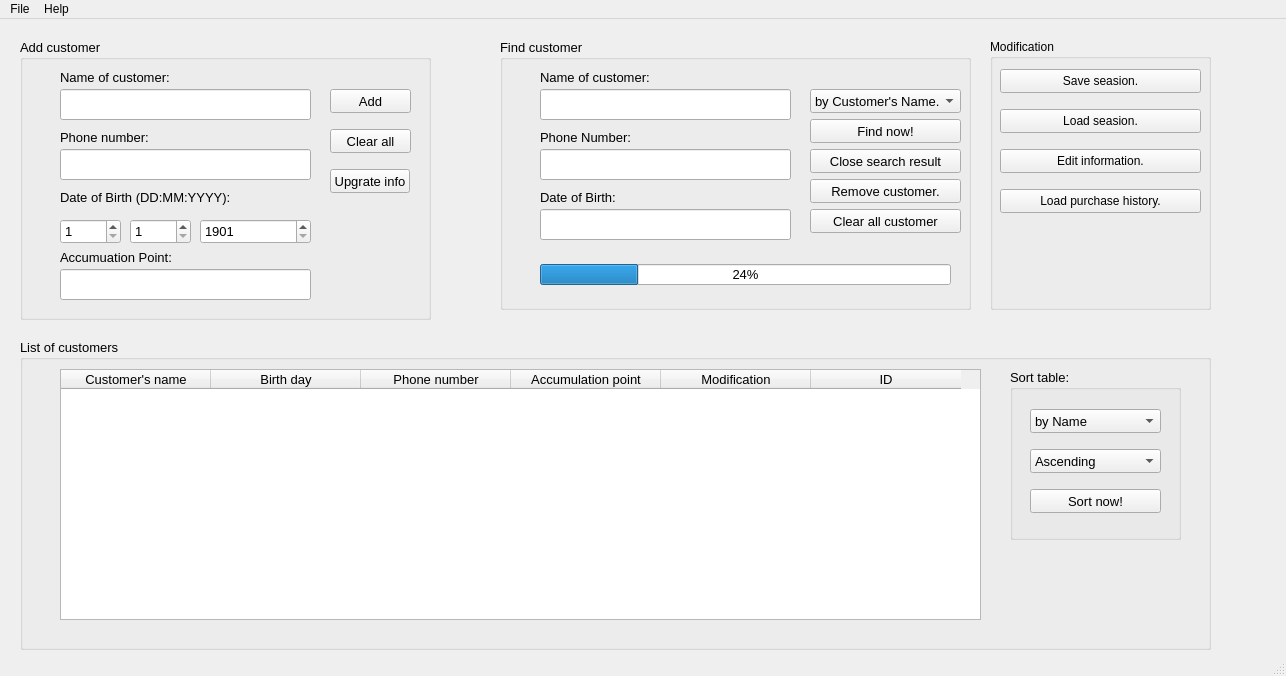
Qt form my_customer.ui (ngxx-fus/minisupermarket_management_proj) before a commit.
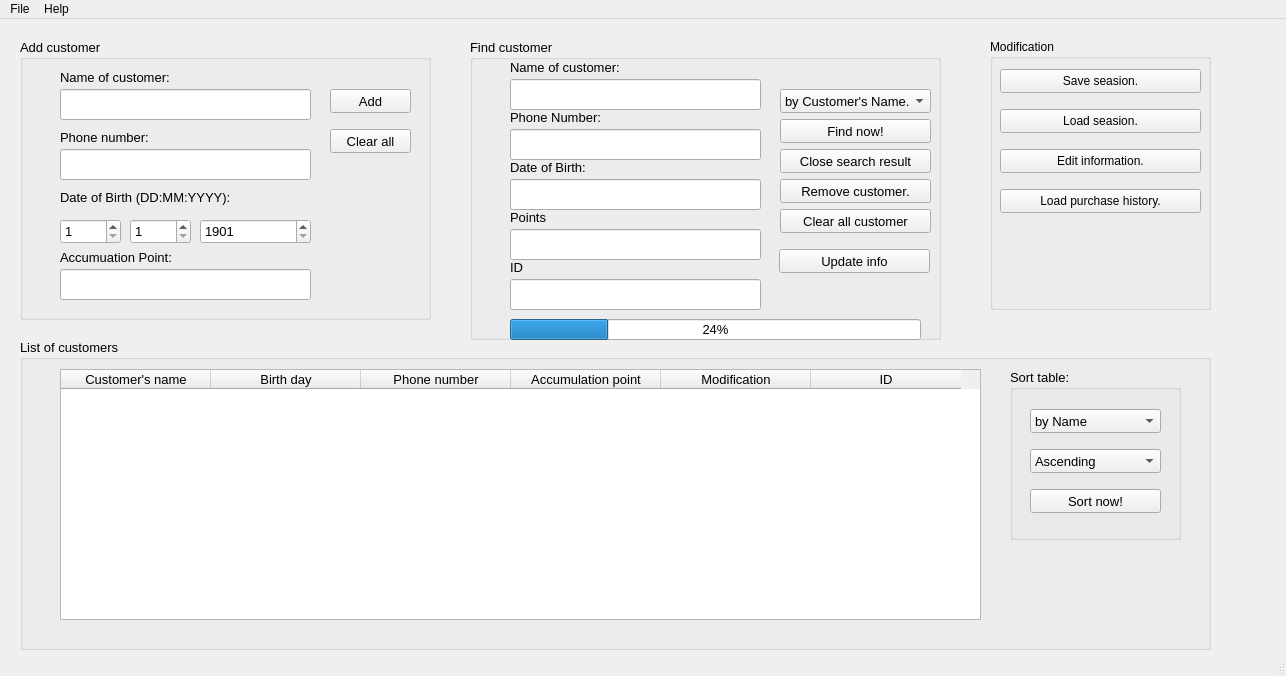
The same form after that commit. Icons and pictures are not drawn.

Commit message: 11/01/23 - update customer + auto save + auto load customer

Diff of the .ui file:
```diff
--- a/my_customer.ui
+++ b/my_customer.ui
@@ -271,27 +271,14 @@
       <number>2101</number>
      </property>
     </widget>
-    <widget class="QPushButton" name="pushButton">
-     <property name="geometry">
-      <rect>
-       <x>310</x>
-       <y>130</y>
-       <width>80</width>
-       <height>24</height>
-      </rect>
-     </property>
-     <property name="text">
-      <string>Upgrate info</string>
-     </property>
-    </widget>
    </widget>
    <widget class="QGroupBox" name="groupBox_FIND_CUS">
     <property name="geometry">
      <rect>
-      <x>500</x>
+      <x>470</x>
       <y>20</y>
       <width>471</width>
-      <height>271</height>
+      <height>301</height>
      </rect>
     </property>
     <property name="font">
@@ -309,7 +296,7 @@
      <property name="geometry">
       <rect>
        <x>40</x>
-       <y>90</y>
+       <y>70</y>
        <width>201</width>
        <height>16</height>
       </rect>
@@ -330,7 +317,7 @@
      <property name="geometry">
       <rect>
        <x>40</x>
-       <y>30</y>
+       <y>20</y>
        <width>201</width>
        <height>16</height>
       </rect>
@@ -351,7 +338,7 @@
      <property name="geometry">
       <rect>
        <x>40</x>
-       <y>150</y>
+       <y>120</y>
        <width>131</width>
        <height>16</height>
       </rect>
@@ -396,7 +383,7 @@
      <property name="geometry">
       <rect>
        <x>40</x>
-       <y>50</y>
+       <y>40</y>
        <width>251</width>
        <height>31</height>
       </rect>
@@ -406,7 +393,7 @@
      <property name="geometry">
       <rect>
        <x>40</x>
-       <y>110</y>
+       <y>90</y>
        <width>251</width>
        <height>31</height>
       </rect>
@@ -416,7 +403,7 @@
      <property name="geometry">
       <rect>
        <x>40</x>
-       <y>170</y>
+       <y>140</y>
        <width>251</width>
        <height>31</height>
       </rect>
@@ -487,7 +474,7 @@
      <property name="geometry">
       <rect>
        <x>40</x>
-       <y>225</y>
+       <y>280</y>
        <width>411</width>
        <height>21</height>
       </rect>
@@ -522,6 +509,87 @@
       <string>Clear all customer</string>
      </property>
     </widget>
+    <widget class="QLabel" name="label_12">
+     <property name="geometry">
+      <rect>
+       <x>40</x>
+       <y>170</y>
+       <width>131</width>
+       <height>16</height>
+      </rect>
+     </property>
+     <property name="font">
+      <font>
+       <family>Arial</family>
+       <pointsize>10</pointsize>
+       <italic>false</italic>
+       <bold>false</bold>
+       <underline>false</underline>
+       <strikeout>false</strikeout>
+       <kerning>true</kerning>
+      </font>
+     </property>
+     <property name="text">
+      <string>Points</string>
+     </property>
+    </widget>
+    <widget class="QLineEdit" name="lineEdit_POINT_FIND">
+     <property name="geometry">
+      <rect>
+       <x>40</x>
+       <y>190</y>
+       <width>251</width>
+       <height>31</height>
+      </rect>
+     </property>
+    </widget>
+    <widget class="QPushButton" name="pushButtonUpdateInfo">
+     <property name="geometry">
+      <rect>
+       <x>309</x>
+       <y>210</y>
+       <width>151</width>
+       <height>24</height>
+      </rect>
+     </property>
+     <property name="text">
+      <string>Update info</string>
+     </property>
+    </widget>
+    <widget class="QLabel" name="label_13">
+     <property name="geometry">
+      <rect>
+       <x>40</x>
+       <y>220</y>
+       <width>131</width>
+       <height>16</height>
+      </rect>
+     </property>
+     <property name="font">
+      <font>
+       <family>Arial</family>
+       <pointsize>10</pointsize>
+       <italic>false</italic>
+       <bold>false</bold>
+       <underline>false</underline>
+       <strikeout>false</strikeout>
+       <kerning>true</kerning>
+      </font>
+     </property>
+     <property name="text">
+      <string>ID</string>
+     </property>
+    </widget>
+    <widget class="QLineEdit" name="lineEdit_ID_FIND">
+     <property name="geometry">
+      <rect>
+       <x>40</x>
+       <y>240</y>
+       <width>251</width>
+       <height>31</height>
+      </rect>
+     </property>
+    </widget>
    </widget>
    <widget class="QGroupBox" name="groupBox_VIEWTABLE">
     <property name="geometry">
```
The commit also changes 3 other files.
